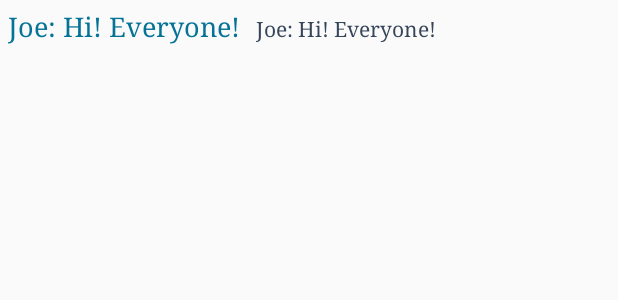
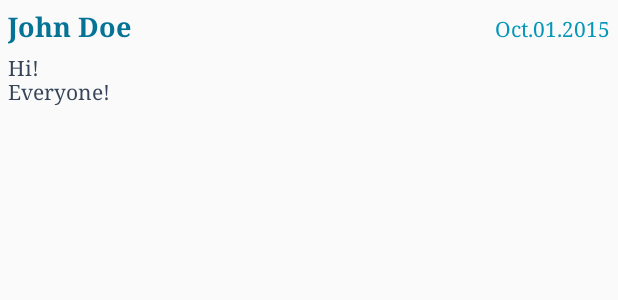
Before and after one commit to dreganism/PennSHAPE, an Android app: the layout ps_message_list_item.xml on its own in the app's theme, with its tools: preview values and no code run, on a phone screen of 412 x 824 dp. Shown: the top 300 px of the screen. Run offline under Robolectric (Android 15) with nearby library versions, the light colour scheme and no system bars.

Commit message:
Send messages

```diff
--- a/Client/Android/PennSHAPE/app/src/main/java/com/pennshape/app/activity/PSLoginActivity.java
+++ b/Client/Android/PennSHAPE/app/src/main/java/com/pennshape/app/activity/PSLoginActivity.java
@@ -68,6 +68,7 @@ public class PSLoginActivity extends Activity implements PSHttpTaskRequest.PSHtt
             showSampleData();
         }else{
             login();
+            if(progress!= null) progress.dismiss();
             progress = ProgressDialog.show(this, "Loading...", "Please wait", true);
         }
     }
--- a/Client/Android/PennSHAPE/app/src/main/java/com/pennshape/app/fragment/PSDailyUpdateFragmentTab.java
+++ b/Client/Android/PennSHAPE/app/src/main/java/com/pennshape/app/fragment/PSDailyUpdateFragmentTab.java
@@ -113,6 +113,7 @@ public class PSDailyUpdateFragmentTab extends Fragment implements PSHttpTaskRequ
         request.setDataString(dataString);
         request.handler = this;
         request.run();
+        if(progress!= null) progress.dismiss();
         progress = ProgressDialog.show(getView().getContext(), "Loading...", "Please wait", true);
     }
 
--- a/Client/Android/PennSHAPE/app/src/main/java/com/pennshape/app/fragment/PSFriendsFragmentTab.java
+++ b/Client/Android/PennSHAPE/app/src/main/java/com/pennshape/app/fragment/PSFriendsFragmentTab.java
@@ -67,6 +67,7 @@ public class PSFriendsFragmentTab extends Fragment
             request.setUserID(PSDataStore.getInstance().getUserID());
             request.handler = this;
             request.run();
+            if(progress!= null) progress.dismiss();
             progress = ProgressDialog.show(getView().getContext(), "Loading...", "Please wait", true);
         }
     }
--- a/Client/Android/PennSHAPE/app/src/main/res/layout/ps_message_list_item.xml
+++ b/Client/Android/PennSHAPE/app/src/main/res/layout/ps_message_list_item.xml
@@ -1,23 +1,36 @@
 <?xml version="1.0" encoding="utf-8"?>
 <LinearLayout xmlns:android="http://schemas.android.com/apk/res/android"
-    android:orientation="horizontal"
+    android:orientation="vertical"
     android:layout_width="match_parent"
-    android:layout_height="match_parent">
+    android:layout_height="match_parent"
+    android:padding="5dp">
 
-    <TextView
-        android:id="@+id/sender"
-        android:layout_width="wrap_content"
+    <LinearLayout
+        android:layout_width="match_parent"
         android:layout_height="wrap_content"
-        android:layout_margin="5dp"
-        android:text="@string/ps_sample_message"
-        style="@style/MessageSenderFont"/>
+        android:layout_marginBottom="5dp"
+        android:orientation="horizontal">
+        <TextView
+            android:id="@+id/sender"
+            android:layout_width="0dp"
+            android:layout_weight="3"
+            android:layout_height="wrap_content"
+            android:text="@string/ps_sample_name"
+            style="@style/MessageSenderFont"/>
+        <TextView
+            android:id="@+id/time"
+            android:layout_width="0dp"
+            android:layout_weight="2"
+            android:layout_height="wrap_content"
+            android:text="@string/ps_sample_date"
+            style="@style/MessageTimeFont"/>
+    </LinearLayout>
 
     <TextView
         android:id="@+id/message"
-        android:layout_width="wrap_content"
+        android:layout_width="match_parent"
         android:layout_height="wrap_content"
-        android:layout_margin="5dp"
         android:text="@string/ps_sample_message"
+        android:singleLine="false"
         style="@style/MessageFont"/>
-
 </LinearLayout>
--- a/Client/Android/PennSHAPE/app/src/main/res/values/colors.xml
+++ b/Client/Android/PennSHAPE/app/src/main/res/values/colors.xml
@@ -5,6 +5,7 @@
     <item name="ps_blue_royal"  type="color">#0596BA</item>
     <item name="ps_blue_deep"   type="color">#047396</item>
     <item name="ps_blue_dark"   type="color">#364559</item>
+    <item name="ps_purple"      type="color">#bf8f94</item>
     <array name="chart_color_schema">
         <item>#8FBFBA</item>
         <item>#ba8fbf</item>
--- a/Client/Android/PennSHAPE/app/src/main/res/values/strings.xml
+++ b/Client/Android/PennSHAPE/app/src/main/res/values/strings.xml
@@ -16,7 +16,7 @@
     <string name="ps_sample_marker_vig">Vigorous: **</string>
     <string name="ps_sample_marker_mus">Muscle: **</string>
     <string name="ps_sample_marker_stp">Steps: **</string>
-    <string name="ps_sample_message">Joe: Hi! Everyone!</string>
+    <string name="ps_sample_message">Hi!\nEveryone!</string>
     <string name="ps_user_data_radio_day">Today</string>
     <string name="ps_user_data_radio_week">Week</string>
     <string name="ps_record_title">Your activities</string>
@@ -52,6 +52,7 @@
     <string name="ps_chat_placeholder">You have no message</string>
     <string name="ps_setting_logout">Logout</string>
     <string name="ps_setting_update_weight">Update body weight</string>
+    <string name="ps_message_button">Chat</string>
 
     <!--KEYS-->
     <string name="ps_pref_name">com.pennshape.app.pref.default</string>
--- a/Client/Android/PennSHAPE/app/src/main/res/values/styles.xml
+++ b/Client/Android/PennSHAPE/app/src/main/res/values/styles.xml
@@ -99,6 +99,14 @@
         <item name="android:gravity">left</item>
         <item name="android:textColor">@color/ps_blue_deep</item>
         <item name="android:typeface">serif</item>
+        <item name="android:textStyle">bold</item>
+    </style>
+
+    <style name="MessageTimeFont">
+        <item name="android:textSize">14sp</item>
+        <item name="android:gravity">right</item>
+        <item name="android:textColor">@color/ps_blue_royal</item>
+        <item name="android:typeface">serif</item>
     </style>
 
 </resources>
```
Also changed, not shown: Client/Android/PennSHAPE/app/src/main/java/com/pennshape/app/adapter/PSMessagesArrayAdapter.java (+12 -0 lines), Client/Android/PennSHAPE/app/src/main/java/com/pennshape/app/fragment/PSAnalyticsFragmentTab.java (+3 -11 lines), Client/Android/PennSHAPE/app/src/main/java/com/pennshape/app/fragment/PSChatMessageFragmentTab.java (+72 -1 lines), Client/Android/PennSHAPE/app/src/main/java/com/pennshape/app/model/PSMessage.java (+6 -1 lines), Client/Android/PennSHAPE/app/src/main/java/com/pennshape/app/request/PSMessageSendTaskRequest.java (added, +79 -0 lines), Client/Android/PennSHAPE/app/src/main/res/layout/ps_alert_dialog_message.xml (added, +16 -0 lines), Client/Android/PennSHAPE/app/src/main/res/layout/ps_fragment_chat_message.xml (+12 -6 lines), Client/Android/PennSHAPE/app/src/main/res/layout/ps_alert_dialog_favorite_exercise.xml (renamed from Client/Android/PennSHAPE/app/src/main/res/layout/ps_favorite_exercise_alert_dialog.xml).
